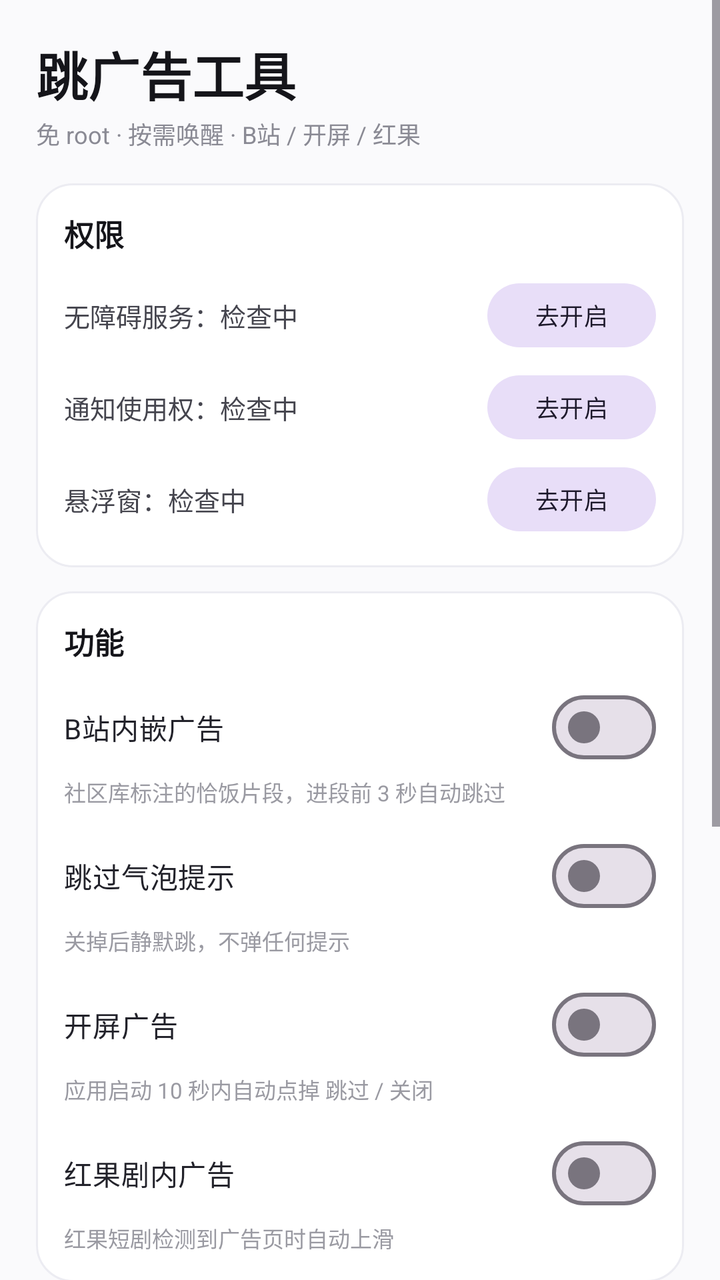
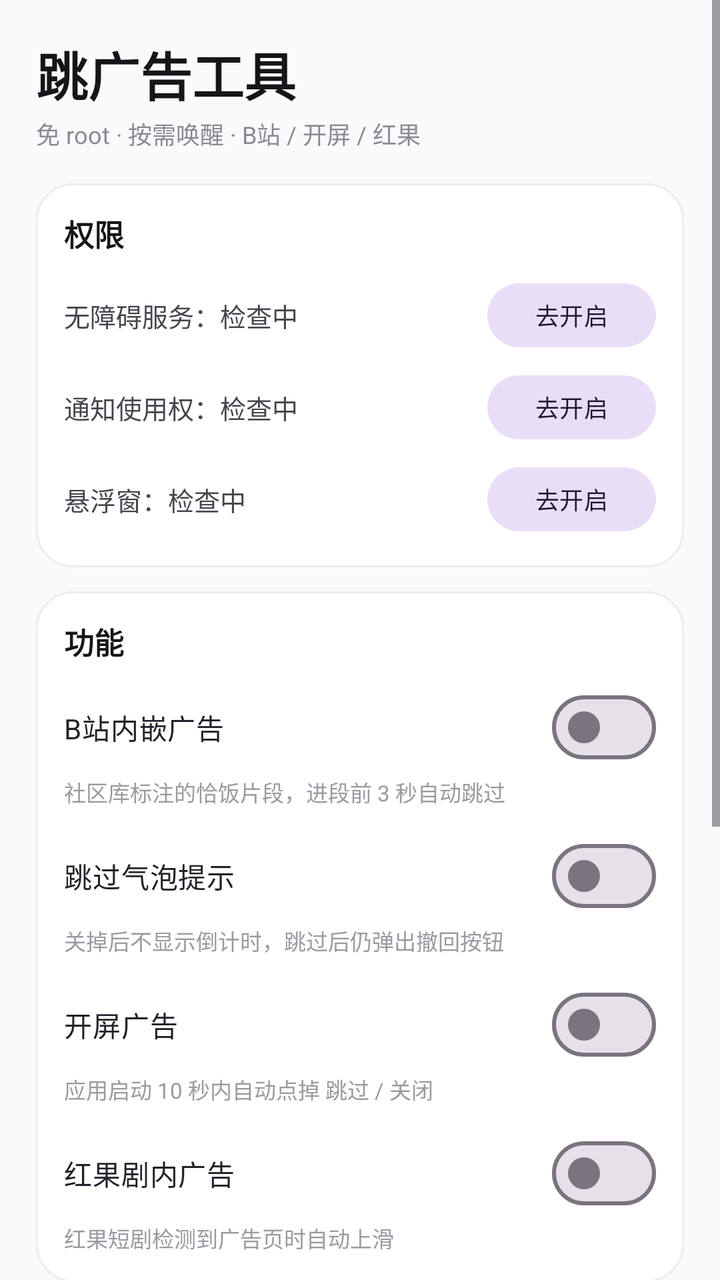

Before-and-after screenshots of an Android layout around one commit, followed by the original layout XML and the change that was made.
<!-- AndroidManifest.xml: application theme Theme.HongGuoAdSkipper -->
<!-- res/layout/activity_main.xml -->
<?xml version="1.0" encoding="utf-8"?>
<ScrollView xmlns:android="http://schemas.android.com/apk/res/android"
    android:layout_width="match_parent"
    android:layout_height="match_parent"
    android:background="#FAFAFC"
    android:fillViewport="true">

    <LinearLayout
        android:layout_width="match_parent"
        android:layout_height="wrap_content"
        android:orientation="vertical"
        android:padding="18dp">

        <TextView
            android:layout_width="wrap_content"
            android:layout_height="wrap_content"
            android:text="@string/app_name"
            android:textColor="#15151A"
            android:textSize="26sp"
            android:textStyle="bold" />

        <TextView
            android:layout_width="wrap_content"
            android:layout_height="wrap_content"
            android:layout_marginTop="2dp"
            android:text="免 root · 按需唤醒 · B站 / 开屏 / 红果"
            android:textColor="#8A8A94"
            android:textSize="12sp" />

        
        <LinearLayout
            android:layout_width="match_parent"
            android:layout_height="wrap_content"
            android:layout_marginTop="16dp"
            android:background="@drawable/card_bg"
            android:orientation="vertical"
            android:padding="14dp">

            <TextView
                android:layout_width="wrap_content"
                android:layout_height="wrap_content"
                android:text="权限"
                android:textColor="#15151A"
                android:textSize="15sp"
                android:textStyle="bold" />

            <LinearLayout
                android:layout_width="match_parent"
                android:layout_height="wrap_content"
                android:layout_marginTop="10dp"
                android:gravity="center_vertical"
                android:orientation="horizontal">

                <TextView
                    android:id="@+id/tv_a11y_status"
                    android:layout_width="0dp"
                    android:layout_height="wrap_content"
                    android:layout_weight="1"
                    android:text="无障碍服务：检查中"
                    android:textColor="#45454E"
                    android:textSize="13sp" />

                <com.google.android.material.button.MaterialButton
                    android:id="@+id/btn_a11y"
                    style="@style/Widget.Material3.Button.TonalButton"
                    android:layout_width="wrap_content"
                    android:layout_height="40dp"
                    android:minWidth="0dp"
                    android:text="去开启"
                    android:textSize="12sp" />
            </LinearLayout>

            <LinearLayout
                android:layout_width="match_parent"
                android:layout_height="wrap_content"
                android:layout_marginTop="6dp"
                android:gravity="center_vertical"
                android:orientation="horizontal">

                <TextView
                    android:id="@+id/tv_nls_status"
                    android:layout_width="0dp"
                    android:layout_height="wrap_content"
                    android:layout_weight="1"
                    android:text="通知使用权：检查中"
                    android:textColor="#45454E"
                    android:textSize="13sp" />

                <com.google.android.material.button.MaterialButton
                    android:id="@+id/btn_nls"
                    style="@style/Widget.Material3.Button.TonalButton"
                    android:layout_width="wrap_content"
                    android:layout_height="40dp"
                    android:minWidth="0dp"
                    android:text="去开启"
                    android:textSize="12sp" />
            </LinearLayout>

            <LinearLayout
                android:layout_width="match_parent"
                android:layout_height="wrap_content"
                android:layout_marginTop="6dp"
                android:gravity="center_vertical"
                android:orientation="horizontal">

                <TextView
                    android:id="@+id/tv_overlay_status"
                    android:layout_width="0dp"
                    android:layout_height="wrap_content"
                    android:layout_weight="1"
                    android:text="悬浮窗：检查中"
                    android:textColor="#45454E"
                    android:textSize="13sp" />

                <com.google.android.material.button.MaterialButton
                    android:id="@+id/btn_overlay"
                    style="@style/Widget.Material3.Button.TonalButton"
                    android:layout_width="wrap_content"
                    android:layout_height="40dp"
                    android:minWidth="0dp"
                    android:text="去开启"
                    android:textSize="12sp" />
            </LinearLayout>
        </LinearLayout>

        
        <LinearLayout
            android:layout_width="match_parent"
            android:layout_height="wrap_content"
            android:layout_marginTop="12dp"
            android:background="@drawable/card_bg"
            android:orientation="vertical"
            android:padding="14dp">

            <TextView
                android:layout_width="wrap_content"
                android:layout_height="wrap_content"
                android:text="功能"
                android:textColor="#15151A"
                android:textSize="15sp"
                android:textStyle="bold" />

            <com.google.android.material.materialswitch.MaterialSwitch
                android:id="@+id/sw_bili"
                android:layout_width="match_parent"
                android:layout_height="wrap_content"
                android:layout_marginTop="8dp"
                android:text="B站内嵌广告"
                android:textColor="#22222A"
                android:textSize="14sp" />

            <TextView
                android:layout_width="wrap_content"
                android:layout_height="wrap_content"
                android:text="社区库标注的恰饭片段，进段前 3 秒自动跳过"
                android:textColor="#9A9AA2"
                android:textSize="11sp" />

            <com.google.android.material.materialswitch.MaterialSwitch
                android:id="@+id/sw_bubble"
                android:layout_width="match_parent"
                android:layout_height="wrap_content"
                android:layout_marginTop="10dp"
                android:text="跳过气泡提示"
                android:textColor="#22222A"
                android:textSize="14sp" />

            <TextView
                android:layout_width="wrap_content"
                android:layout_height="wrap_content"
                android:text="关掉后静默跳，不弹任何提示"
                android:textColor="#9A9AA2"
                android:textSize="11sp" />

            <com.google.android.material.materialswitch.MaterialSwitch
                android:id="@+id/sw_splash"
                android:layout_width="match_parent"
                android:layout_height="wrap_content"
                android:layout_marginTop="10dp"
                android:text="开屏广告"
                android:textColor="#22222A"
                android:textSize="14sp" />

            <TextView
                android:layout_width="wrap_content"
                android:layout_height="wrap_content"
                android:text="应用启动 10 秒内自动点掉 跳过 / 关闭"
                android:textColor="#9A9AA2"
                android:textSize="11sp" />

            <com.google.android.material.materialswitch.MaterialSwitch
                android:id="@+id/sw_hongguo"
                android:layout_width="match_parent"
                android:layout_height="wrap_content"
                android:layout_marginTop="10dp"
                android:text="红果剧内广告"
                android:textColor="#22222A"
                android:textSize="14sp" />

            <TextView
                android:layout_width="wrap_content"
                android:layout_height="wrap_content"
                android:text="红果短剧检测到广告页时自动上滑"
                android:textColor="#9A9AA2"
                android:textSize="11sp" />
        </LinearLayout>

        
        <LinearLayout
            android:layout_width="match_parent"
            android:layout_height="wrap_content"
            android:layout_marginTop="12dp"
            android:background="@drawable/card_bg"
            android:orientation="vertical"
            android:padding="14dp">

            <TextView
                android:layout_width="wrap_content"
                android:layout_height="wrap_content"
                android:text="运行状态"
                android:textColor="#15151A"
                android:textSize="15sp"
                android:textStyle="bold" />

            <TextView
                android:id="@+id/tv_bili_state"
                android:layout_width="match_parent"
                android:layout_height="wrap_content"
                android:layout_marginTop="8dp"
                android:lineSpacingExtra="2dp"
                android:text="B站：未在播放"
                android:textColor="#45454E"
                android:textSize="12sp" />

            <TextView
                android:id="@+id/tv_stats"
                android:layout_width="match_parent"
                android:layout_height="wrap_content"
                android:layout_marginTop="6dp"
                android:lineSpacingExtra="2dp"
                android:text="累计跳过：0"
                android:textColor="#45454E"
                android:textSize="12sp" />

            <TextView
                android:id="@+id/tv_power"
                android:layout_width="match_parent"
                android:layout_height="wrap_content"
                android:layout_marginTop="6dp"
                android:text="省电：只有 B站/红果在前台才读取界面；App 启动后 10 秒内检测开屏，其余时间休眠"
                android:textColor="#8A8A96"
                android:textSize="11sp" />
        </LinearLayout>

        
        <LinearLayout
            android:layout_width="match_parent"
            android:layout_height="wrap_content"
            android:layout_marginTop="12dp"
            android:background="@drawable/card_bg"
            android:orientation="vertical"
            android:padding="14dp">

            <LinearLayout
                android:layout_width="match_parent"
                android:layout_height="wrap_content"
                android:gravity="center_vertical"
                android:orientation="horizontal">

                <TextView
                    android:layout_width="0dp"
                    android:layout_height="wrap_content"
                    android:layout_weight="1"
                    android:text="日志"
                    android:textColor="#15151A"
                    android:textSize="15sp"
                    android:textStyle="bold" />

                <com.google.android.material.button.MaterialButton
                    android:id="@+id/btn_clear_log"
                    style="@style/Widget.Material3.Button.TextButton"
                    android:layout_width="wrap_content"
                    android:layout_height="36dp"
                    android:minWidth="0dp"
                    android:text="清空"
                    android:textSize="12sp" />
            </LinearLayout>

            <TextView
                android:id="@+id/tv_log"
                android:layout_width="match_parent"
                android:layout_height="wrap_content"
                android:layout_marginTop="4dp"
                android:fontFamily="monospace"
                android:lineSpacingExtra="2dp"
                android:text="等待事件…"
                android:textColor="#5A5A64"
                android:textSize="11sp" />
        </LinearLayout>

        <LinearLayout
            android:layout_width="match_parent"
            android:layout_height="wrap_content"
            android:layout_marginTop="14dp"
            android:orientation="horizontal">

            <com.google.android.material.button.MaterialButton
                android:id="@+id/btn_open_bili"
                android:layout_width="0dp"
                android:layout_height="48dp"
                android:layout_marginEnd="6dp"
                android:layout_weight="1"
                android:text="打开 B站" />

            <com.google.android.material.button.MaterialButton
                android:id="@+id/btn_open_hongguo"
                android:layout_width="0dp"
                android:layout_height="48dp"
                android:layout_marginStart="6dp"
                android:layout_weight="1"
                android:text="打开红果" />
        </LinearLayout>

        <TextView
            android:id="@+id/tv_version"
            android:layout_width="match_parent"
            android:layout_height="wrap_content"
            android:layout_marginTop="10dp"
            android:gravity="center"
            android:text="v2.0.0"
            android:textColor="#C0C0C8"
            android:textSize="11sp" />
    </LinearLayout>
</ScrollView>
<!-- resources referenced by this layout -->
<resources>
  <!-- drawable card_bg (drawable) -->
  <?xml version="1.0" encoding="utf-8"?>
  <shape xmlns:android="http://schemas.android.com/apk/res/android"
      android:shape="rectangle">
      <solid android:color="#FFFFFF" />
      <corners android:radius="18dp" />
      <stroke
          android:width="1dp"
          android:color="#ECECF2" />
  </shape>
  <string name="app_name">跳广告工具</string>
  <style name="Theme.HongGuoAdSkipper" parent="Theme.Material3.Light.NoActionBar">
          <item name="colorPrimary">@color/primary</item>
          <item name="colorPrimaryVariant">@color/primary_variant</item>
      </style>
  <color name="primary">#FF6200EE</color>
  <color name="primary_variant">#FF3700B3</color>
</resources>

<!-- the commit's change to res/layout/activity_main.xml (unified diff, before → after) -->
@@ -168,7 +168,7 @@
             <TextView
                 android:layout_width="wrap_content"
                 android:layout_height="wrap_content"
-                android:text="关掉后静默跳，不弹任何提示"
+                android:text="关掉后不显示倒计时，跳过后仍弹出撤回按钮"
                 android:textColor="#9A9AA2"
                 android:textSize="11sp" />
 
